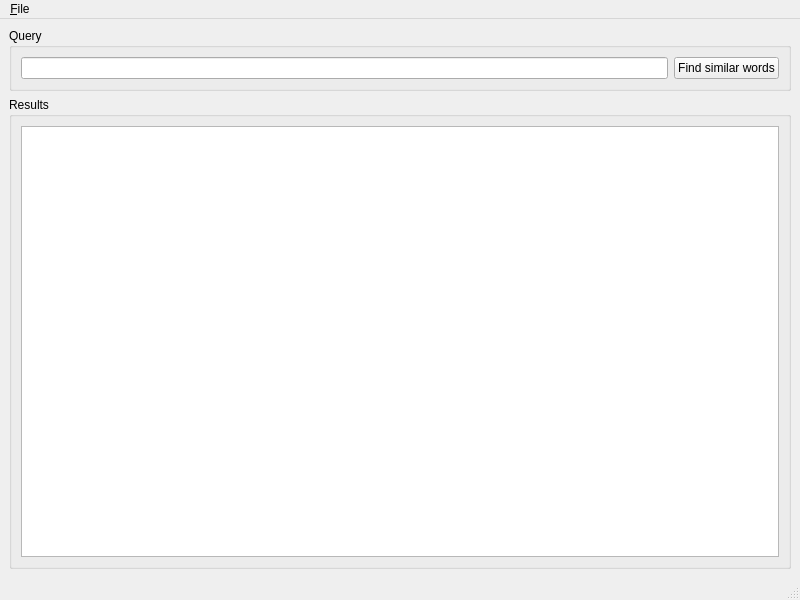
finalfusion/finalfusion-inspector, file ui_inspectorwindow.ui: the form before one commit.
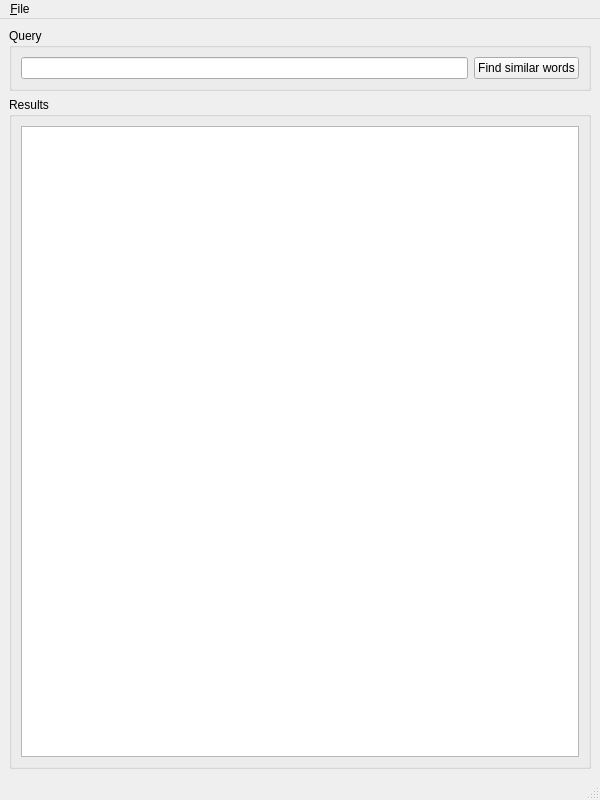
The form after the commit.

Commit message: Change window geometry to 600x800, scale up on HiDPI screens

What changed in the file:
```diff
--- a/ui_inspectorwindow.ui
+++ b/ui_inspectorwindow.ui
@@ -6,8 +6,8 @@
    <rect>
     <x>0</x>
     <y>0</y>
-    <width>800</width>
-    <height>600</height>
+    <width>600</width>
+    <height>800</height>
    </rect>
   </property>
   <property name="windowTitle">
@@ -67,7 +67,7 @@
     <rect>
      <x>0</x>
      <y>0</y>
-     <width>800</width>
+     <width>600</width>
      <height>24</height>
     </rect>
    </property>
```
The commit also changes 3 other files.
